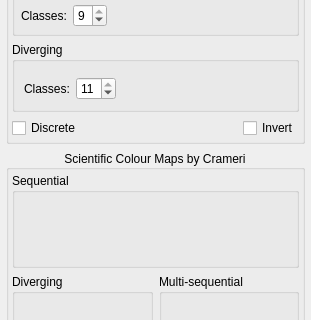
Qt form src/qt-widgets/ChooseBuiltinPaletteDialogUi.ui (GPlates/GPlates) before a commit; both pictures show x 0 to 311 and y 92 to 412 of the 311 by 732 pixel window.
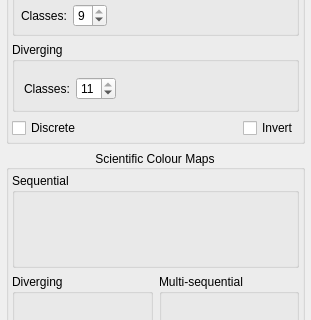
The same form after that commit. Icons and pictures are not drawn.

What changed in the file:
```diff
--- a/src/qt-widgets/ChooseBuiltinPaletteDialogUi.ui
+++ b/src/qt-widgets/ChooseBuiltinPaletteDialogUi.ui
@@ -344,7 +344,7 @@
    <item>
     <widget class="QGroupBox" name="SCM_groupbox">
      <property name="title">
-      <string>Scientific Colour Maps by Crameri</string>
+      <string>Scientific Colour Maps</string>
      </property>
      <property name="alignment">
       <set>Qt::AlignCenter</set>
```
Left out of the diff: 6 changed lines with no effect on the pictures.
